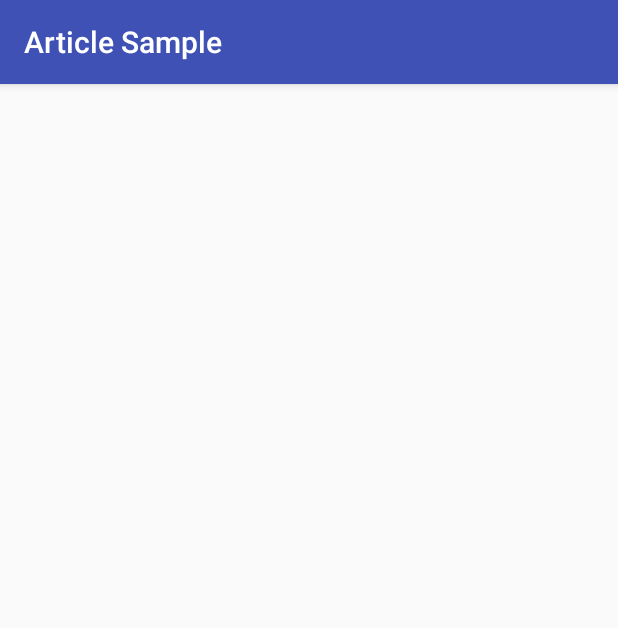
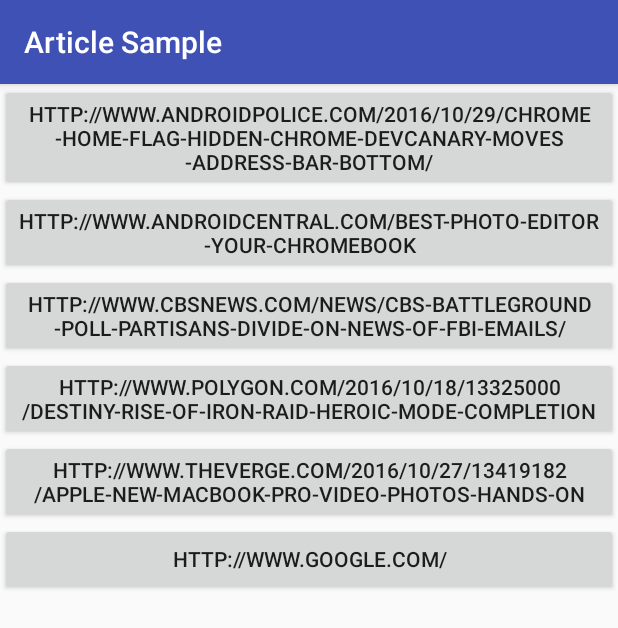
Before and after one commit to klinker41/article-android, an Android app: the screen it shows after launch (SampleActivity), on a phone screen of 412 x 824 dp. Shown: the top 628 px of the screen. Run offline under Robolectric (Android 15) with nearby library versions, the phone set to English and light mode, and no system bars.

Commit message:
add sample layout

```diff
--- a/sample/src/main/java/xyz/klinker/article/SampleActivity.java
+++ b/sample/src/main/java/xyz/klinker/article/SampleActivity.java
@@ -16,8 +16,15 @@
 
 package xyz.klinker.article;
 
+import android.os.Bundle;
 import android.support.v7.app.AppCompatActivity;
 
 public class SampleActivity extends AppCompatActivity {
 
+    @Override
+    public void onCreate(Bundle savedInstanceState) {
+        super.onCreate(savedInstanceState);
+        setContentView(R.layout.activity_main);
+    }
+
 }
--- a/sample/src/main/res/layout/activity_main.xml
+++ b/sample/src/main/res/layout/activity_main.xml
@@ -21,4 +21,40 @@
     android:layout_width="match_parent"
     android:layout_height="match_parent">
 
+    <Button
+        android:layout_width="match_parent"
+        android:layout_height="wrap_content"
+        android:id="@+id/link1"
+        android:text="@string/link1"/>
+
+    <Button
+        android:layout_width="match_parent"
+        android:layout_height="wrap_content"
+        android:id="@+id/link2"
+        android:text="@string/link2"/>
+
+    <Button
+        android:layout_width="match_parent"
+        android:layout_height="wrap_content"
+        android:id="@+id/link3"
+        android:text="@string/link3"/>
+
+    <Button
+        android:layout_width="match_parent"
+        android:layout_height="wrap_content"
+        android:id="@+id/link4"
+        android:text="@string/link4"/>
+
+    <Button
+        android:layout_width="match_parent"
+        android:layout_height="wrap_content"
+        android:id="@+id/link5"
+        android:text="@string/link5"/>
+
+    <Button
+        android:layout_width="match_parent"
+        android:layout_height="wrap_content"
+        android:id="@+id/link6"
+        android:text="@string/link6"/>
+
 </LinearLayout>
--- a/sample/src/main/res/values/strings.xml
+++ b/sample/src/main/res/values/strings.xml
@@ -16,4 +16,12 @@
 
 <resources>
     <string name="app_name">Article Sample</string>
+
+    <string name="link1">http://www.androidpolice.com/2016/10/29/chrome-home-flag-hidden-chrome-devcanary-moves-address-bar-bottom/</string>
+    <string name="link2">http://www.androidcentral.com/best-photo-editor-your-chromebook</string>
+    <string name="link3">http://www.cbsnews.com/news/cbs-battleground-poll-partisans-divide-on-news-of-fbi-emails/</string>
+    <string name="link4">http://www.polygon.com/2016/10/18/13325000/destiny-rise-of-iron-raid-heroic-mode-completion</string>
+    <string name="link5">http://www.theverge.com/2016/10/27/13419182/apple-new-macbook-pro-video-photos-hands-on</string>
+    <string name="link6">http://www.google.com/</string>
+
 </resources>
```
